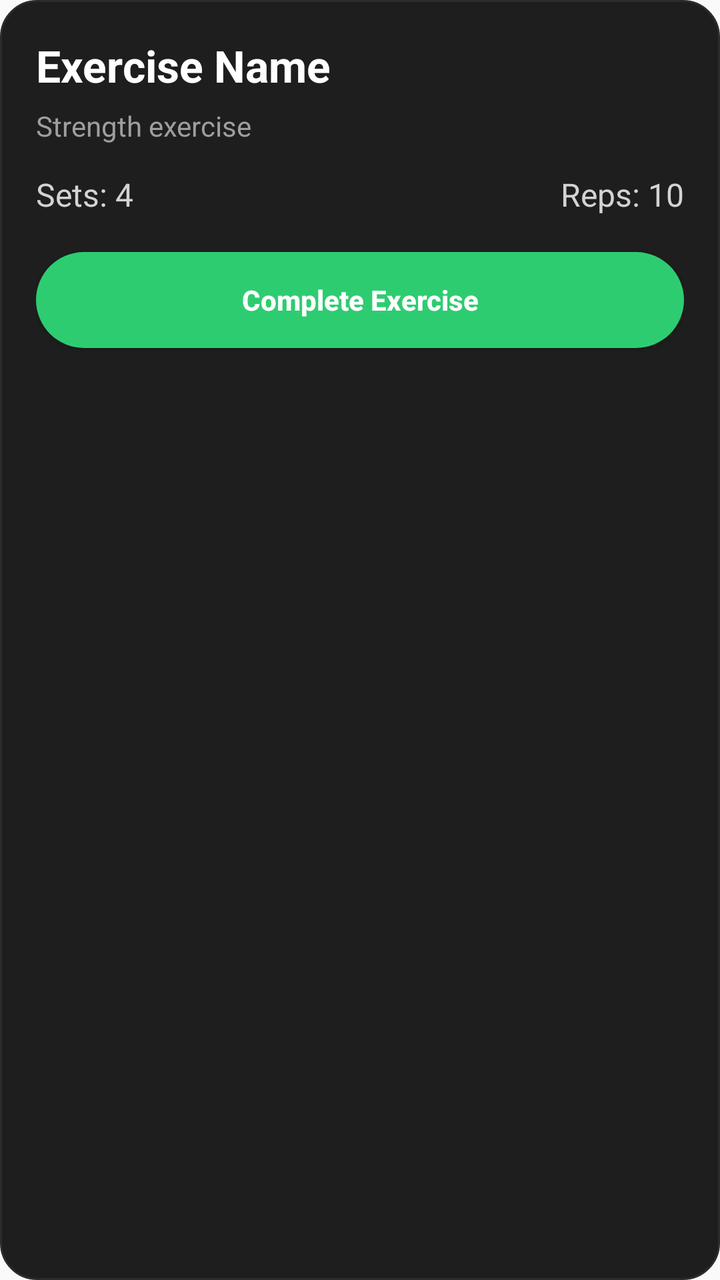
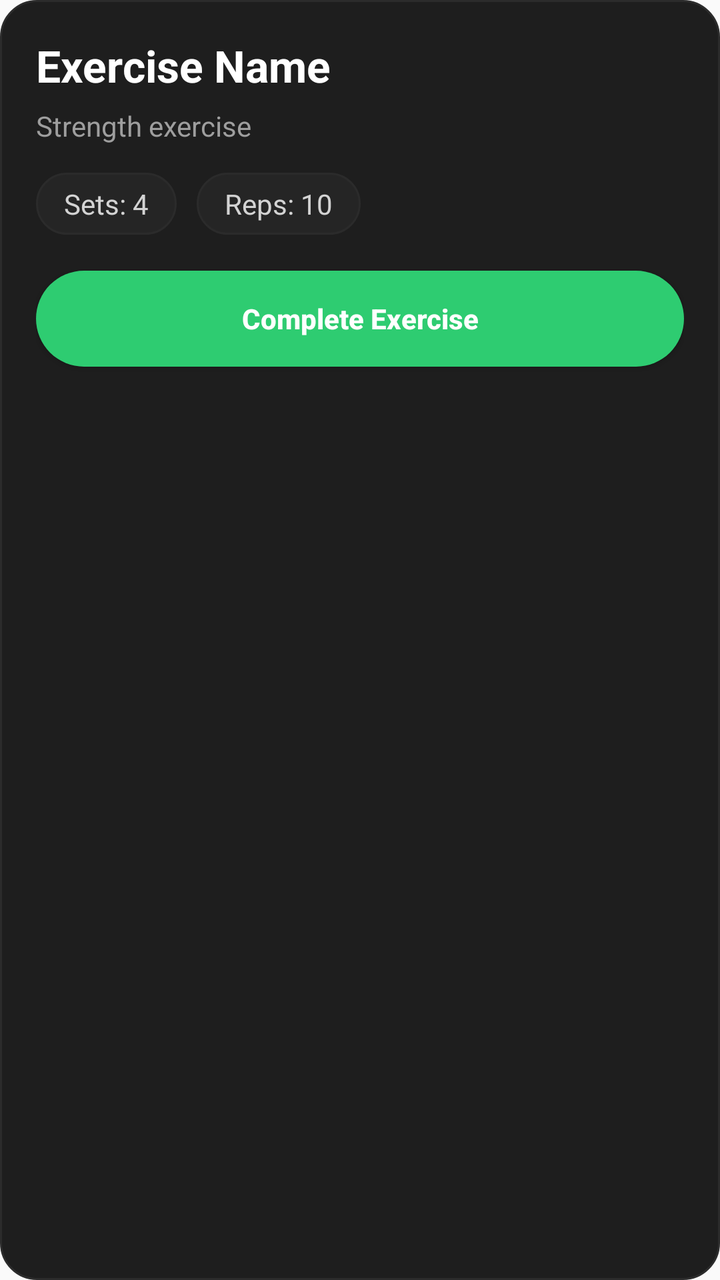

An Android layout rendered at two revisions. The XML below is the earlier revision; the diff shows what the commit changed to produce the second picture.
<!-- AndroidManifest.xml: application theme Theme.GymFlow -->
<!-- res/layout/item_exercise.xml -->
<?xml version="1.0" encoding="utf-8"?>
<LinearLayout xmlns:android="http://schemas.android.com/apk/res/android"
    android:id="@+id/cardContainer"
    android:layout_width="match_parent"
    android:layout_height="wrap_content"
    android:layout_marginBottom="16dp"
    android:background="@drawable/exercise_card_default"
    android:orientation="vertical"
    android:padding="18dp">

    <TextView
        android:id="@+id/tvExerciseName"
        android:layout_width="wrap_content"
        android:layout_height="wrap_content"
        android:text="Exercise Name"
        android:textColor="#FFFFFF"
        android:textSize="22sp"
        android:textStyle="bold" />

    <TextView
        android:id="@+id/tvExerciseSubtitle"
        android:layout_width="wrap_content"
        android:layout_height="wrap_content"
        android:layout_marginTop="6dp"
        android:text="Strength exercise"
        android:textColor="#9E9E9E"
        android:textSize="14sp" />

    <LinearLayout
        android:layout_width="match_parent"
        android:layout_height="wrap_content"
        android:layout_marginTop="14dp"
        android:orientation="horizontal">

        <TextView
            android:id="@+id/tvExerciseSets"
            android:layout_width="0dp"
            android:layout_height="wrap_content"
            android:layout_weight="1"
            android:text="Sets: 4"
            android:textColor="#D3D3D3"
            android:textSize="16sp" />

        <TextView
            android:id="@+id/tvExerciseReps"
            android:layout_width="0dp"
            android:layout_height="wrap_content"
            android:layout_weight="1"
            android:gravity="end"
            android:text="Reps: 10"
            android:textColor="#D3D3D3"
            android:textSize="16sp" />
    </LinearLayout>

    <Button
        android:id="@+id/btnCompleteExercise"
        android:layout_width="match_parent"
        android:layout_height="48dp"
        android:layout_marginTop="18dp"
        android:background="@drawable/exercise_button_active"
        android:text="Complete Exercise"
        android:textAllCaps="false"
        android:textColor="#FFFFFF"
        android:textStyle="bold"/>
</LinearLayout>
<!-- resources referenced by this layout -->
<resources>
  <!-- drawable exercise_button_active (drawable) -->
  <?xml version="1.0" encoding="utf-8"?>
  <shape xmlns:android="http://schemas.android.com/apk/res/android">
      <solid android:color="#2ECC71"/>
      <corners android:radius="50dp"/>
  </shape>
  <!-- drawable exercise_card_default (drawable) -->
  <?xml version="1.0" encoding="utf-8"?>
  <shape xmlns:android="http://schemas.android.com/apk/res/android">
      <solid android:color="#1E1E1E" />
      <corners android:radius="18dp" />
      <stroke
          android:width="1dp"
          android:color="#2C2C2C" />
  </shape>
  <style name="Theme.GymFlow" parent="Theme.AppCompat.DayNight.NoActionBar">
          <item name="android:statusBarColor">@android:color/transparent</item>
      </style>
</resources>

<!-- the commit's change to res/layout/item_exercise.xml (unified diff, before → after) -->
@@ -26,6 +26,7 @@
         android:textColor="#9E9E9E"
         android:textSize="14sp" />
 
+    
     <LinearLayout
         android:layout_width="match_parent"
         android:layout_height="wrap_content"
@@ -34,22 +35,30 @@
 
         <TextView
             android:id="@+id/tvExerciseSets"
-            android:layout_width="0dp"
+            android:layout_width="wrap_content"
             android:layout_height="wrap_content"
-            android:layout_weight="1"
+            android:background="@drawable/chip_bg"
+            android:paddingStart="14dp"
+            android:paddingEnd="14dp"
+            android:paddingTop="6dp"
+            android:paddingBottom="6dp"
             android:text="Sets: 4"
             android:textColor="#D3D3D3"
-            android:textSize="16sp" />
+            android:textSize="14sp" />
 
         <TextView
             android:id="@+id/tvExerciseReps"
-            android:layout_width="0dp"
+            android:layout_width="wrap_content"
             android:layout_height="wrap_content"
-            android:layout_weight="1"
-            android:gravity="end"
+            android:layout_marginStart="10dp"
+            android:background="@drawable/chip_bg"
+            android:paddingStart="14dp"
+            android:paddingEnd="14dp"
+            android:paddingTop="6dp"
+            android:paddingBottom="6dp"
             android:text="Reps: 10"
             android:textColor="#D3D3D3"
-            android:textSize="16sp" />
+            android:textSize="14sp" />
     </LinearLayout>
 
     <Button
<!-- resource entries referenced after the edit -->
@@ -1,5 +1,14 @@
 <!-- resources referenced by this layout -->
 <resources>
+  <!-- drawable chip_bg (drawable) -->
+  <?xml version="1.0" encoding="utf-8"?>
+  <shape xmlns:android="http://schemas.android.com/apk/res/android">
+      <solid android:color="#252525" />
+      <corners android:radius="50dp" />
+      <stroke
+          android:width="1dp"
+          android:color="@color/surface_stroke" />
+  </shape>
   <!-- drawable exercise_button_active (drawable) -->
   <?xml version="1.0" encoding="utf-8"?>
   <shape xmlns:android="http://schemas.android.com/apk/res/android">
@@ -18,5 +27,6 @@
   <style name="Theme.GymFlow" parent="Theme.AppCompat.DayNight.NoActionBar">
           <item name="android:statusBarColor">@android:color/transparent</item>
       </style>
+  <color name="surface_stroke">#2B2B2B</color>
 </resources>
 
